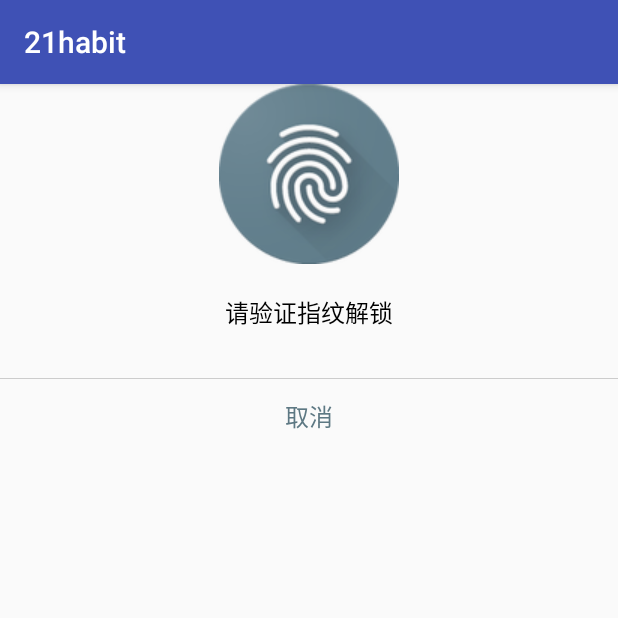
After one commit to lzy822/21habit, an Android app: the fragment FingerprintDialogFragment shown on its own in the app's theme, on a phone screen of 412 x 824 dp, the top half of it. The commit adds this screen. Run offline under Robolectric (Android 15) with nearby library versions, the phone set to English and light mode, and no system bars; 1 statement that could not run was skipped.

```diff
--- a/app/build.gradle
+++ b/app/build.gradle
@@ -24,7 +24,6 @@ dependencies {
     implementation 'com.github.bumptech.glide:glide:3.7.0'
     implementation 'com.github.clans:fab:1.6.4'
     implementation 'com.android.support:appcompat-v7:27.1.1'
-    implementation 'com.android.support.constraint:constraint-layout:1.1.3'
     testImplementation 'junit:junit:4.12'
     androidTestImplementation 'com.android.support.test:runner:1.0.2'
     androidTestImplementation 'com.android.support.test.espresso:espresso-core:3.0.2'
--- /dev/null
+++ b/app/src/main/java/android/lzy/a21habit/FingerprintDialogFragment.java
@@ -0,0 +1,120 @@
+package android.lzy.a21habit;
+
+import android.app.DialogFragment;
+import android.content.Context;
+import android.hardware.fingerprint.FingerprintManager;
+import android.os.Bundle;
+import android.os.CancellationSignal;
+import android.support.annotation.Nullable;
+import android.view.LayoutInflater;
+import android.view.View;
+import android.view.ViewGroup;
+import android.widget.TextView;
+import android.widget.Toast;
+
+import javax.crypto.Cipher;
+
+public class FingerprintDialogFragment extends DialogFragment {
+    private FingerprintManager fingerprintManager;
+
+    private CancellationSignal mCancellationSignal;
+
+    private Cipher mCipher;
+
+    private fingerprint_dialog mActivity;
+
+    private TextView errorMsg;
+
+    /**
+     * 标识是否是用户主动取消的认证。
+     */
+    private boolean isSelfCancelled;
+
+    public void setCipher(Cipher cipher) {
+        mCipher = cipher;
+    }
+
+    @Override
+    public void onAttach(Context context) {
+        super.onAttach(context);
+        mActivity = (fingerprint_dialog) getActivity();
+    }
+
+    @Override
+    public void onCreate(Bundle savedInstanceState) {
+        super.onCreate(savedInstanceState);
+        fingerprintManager = getContext().getSystemService(FingerprintManager.class);
+        setStyle(DialogFragment.STYLE_NORMAL, android.R.style.Theme_Material_Light_Dialog);
+    }
+
+    @Nullable
+    @Override
+    public View onCreateView(LayoutInflater inflater, @Nullable ViewGroup container, Bundle savedInstanceState) {
+        View v = inflater.inflate(R.layout.fingerprint_dialog, container, false);
+        errorMsg = v.findViewById(R.id.error_msg);
+        TextView cancel = v.findViewById(R.id.cancel);
+        cancel.setOnClickListener(new View.OnClickListener() {
+            @Override
+            public void onClick(View v) {
+                dismiss();
+                stopListening();
+            }
+        });
+        return v;
+    }
+
+    @Override
+    public void onResume() {
+        super.onResume();
+        // 开始指纹认证监听
+        startListening(mCipher);
+    }
+
+    @Override
+    public void onPause() {
+        super.onPause();
+        // 停止指纹认证监听
+        stopListening();
+    }
+
+    private void startListening(Cipher cipher) {
+        isSelfCancelled = false;
+        mCancellationSignal = new CancellationSignal();
+        fingerprintManager.authenticate(new FingerprintManager.CryptoObject(cipher), mCancellationSignal, 0, new FingerprintManager.AuthenticationCallback() {
+            @Override
+            public void onAuthenticationError(int errorCode, CharSequence errString) {
+                if (!isSelfCancelled) {
+                    errorMsg.setText(errString);
+                    if (errorCode == FingerprintManager.FINGERPRINT_ERROR_LOCKOUT) {
+                        Toast.makeText(mActivity, errString, Toast.LENGTH_SHORT).show();
+                        dismiss();
+                    }
+                }
+            }
+
+            @Override
+            public void onAuthenticationHelp(int helpCode, CharSequence helpString) {
+                errorMsg.setText(helpString);
+            }
+
+            @Override
+            public void onAuthenticationSucceeded(FingerprintManager.AuthenticationResult result) {
+                Toast.makeText(mActivity, "指纹认证成功", Toast.LENGTH_SHORT).show();
+                mActivity.onAuthenticated();
+            }
+
+            @Override
+            public void onAuthenticationFailed() {
+                errorMsg.setText("指纹认证失败，请再试一次");
+            }
+        }, null);
+    }
+
+    private void stopListening() {
+        if (mCancellationSignal != null) {
+            mCancellationSignal.cancel();
+            mCancellationSignal = null;
+            isSelfCancelled = true;
+        }
+    }
+}
--- /dev/null
+++ b/app/src/main/res/layout/fingerprint_dialog.xml
@@ -0,0 +1,52 @@
+<?xml version="1.0" encoding="utf-8"?>
+<LinearLayout xmlns:android="http://schemas.android.com/apk/res/android"
+    android:orientation="vertical"
+    android:layout_width="match_parent"
+    android:layout_height="match_parent">
+
+    <ImageView
+        android:layout_width="wrap_content"
+        android:layout_height="wrap_content"
+        android:layout_gravity="center_horizontal"
+        android:src="@drawable/ic_fp_40px"
+        />
+
+    <TextView
+        android:layout_width="wrap_content"
+        android:layout_height="wrap_content"
+        android:layout_gravity="center"
+        android:layout_marginTop="20dp"
+        android:text="请验证指纹解锁"
+        android:textColor="#000"
+        android:textSize="16sp"
+        />
+
+    <TextView
+        android:id="@+id/error_msg"
+        android:layout_width="wrap_content"
+        android:layout_height="wrap_content"
+        android:layout_gravity="center"
+        android:layout_marginTop="5dp"
+        android:maxLines="1"
+        android:textSize="12sp"
+        android:textColor="#f45"
+        />
+
+    <View
+        android:layout_width="match_parent"
+        android:layout_height="0.5dp"
+        android:layout_marginTop="10dp"
+        android:background="#ccc"
+        />
+
+    <TextView
+        android:id="@+id/cancel"
+        android:layout_width="match_parent"
+        android:layout_height="50dp"
+        android:gravity="center"
+        android:text="取消"
+        android:textColor="#5d7883"
+        android:textSize="16sp"
+        />
+
+</LinearLayout>
--- a/app/src/main/res/values/strings.xml
+++ b/app/src/main/res/values/strings.xml
@@ -14,6 +14,8 @@
     <string name="Yes">打破了</string>
     <string name="No">没有</string>
     <string name="Warning">警告</string>
+    <string name="Notification">通知</string>
+    <string name="ScreenBootReceiver">21habit已启动</string>
     <string name="Q1">你打破了习惯吗？</string>
     <string name="Q2">请选择删除方式？</string>
     <string name="DeleteHabit">删除习惯</string>
```
Also changed, not shown: app/src/main/AndroidManifest.xml (+14 -1 lines), app/src/main/java/android/lzy/a21habit/EnumStatus.java (+7 -0 lines), app/src/main/java/android/lzy/a21habit/MainActivity.java (+134 -38 lines), app/src/main/java/android/lzy/a21habit/ScreenBootReceiver.java (added, +75 -0 lines), app/src/main/java/android/lzy/a21habit/fingerprint_dialog.java (added, +102 -0 lines), app/src/main/res/layout/activity_fingerprint_dialog.xml (added, +7 -0 lines), app/src/main/res/drawable/ic_fp_40px.png (added).
